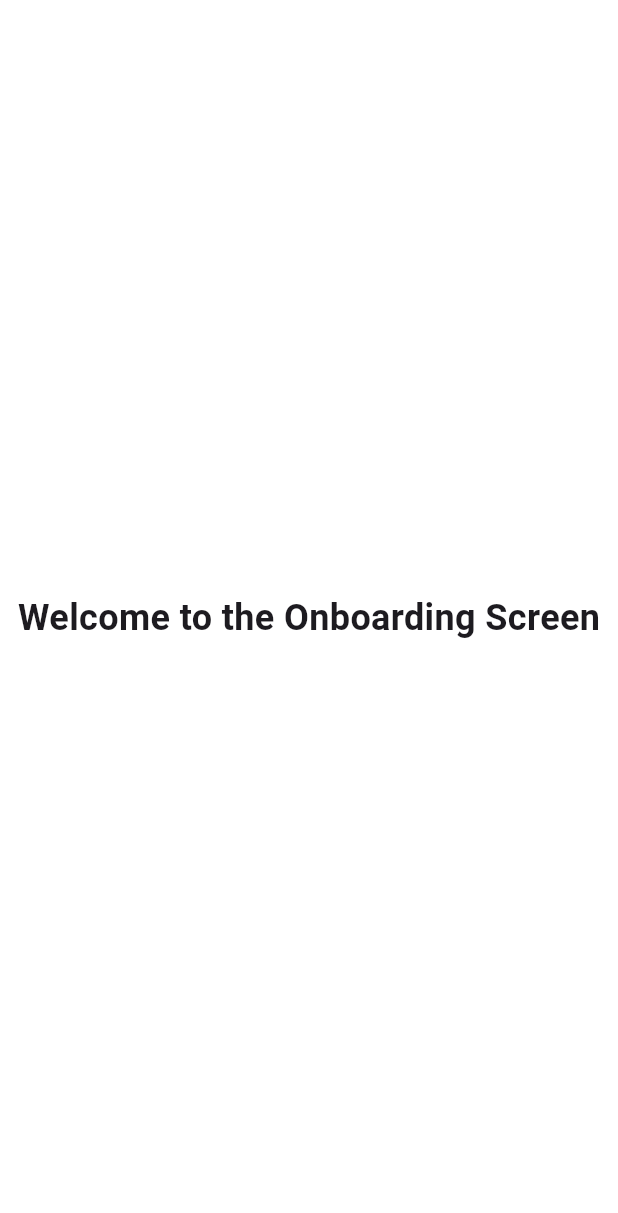
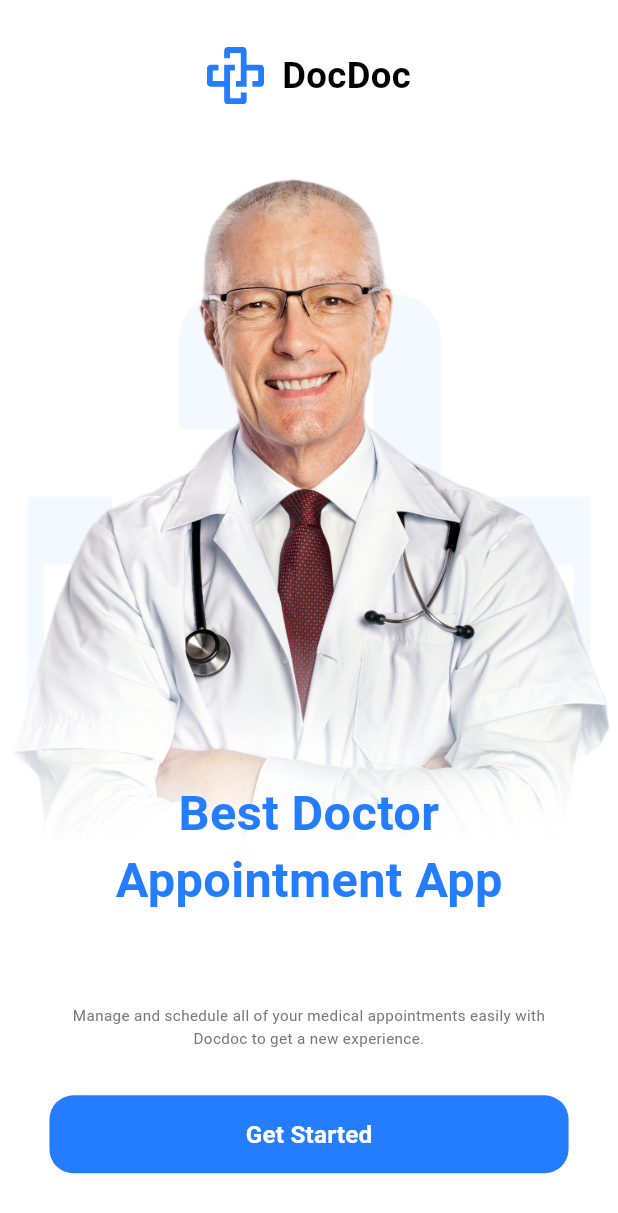
Before and after one commit to jox-6322/flutter_advanced_app, a Flutter app: the screen it shows after launch, on a phone screen of 412 x 824 dp. Shown: the top 1213 px of the screen. Run offline on Flutter 3.47's test engine with Material 3 defaults, Android fonts, the light colour scheme and no system bars; our stand-ins replace flutter_screenutil, flutter_svg.

Commit message:
completed onboard

```diff
--- /dev/null
+++ b/lib/core/helpers/extension.dart
@@ -0,0 +1,25 @@
+import 'package:flutter/material.dart';
+
+extension Navigation on BuildContext {
+  Future<dynamic> pushNamed(String routeName, {Object? arguments}) {
+    return Navigator.of(this).pushNamed(routeName, arguments: arguments);
+  }
+
+  Future<dynamic> pushReplacementNamed(String routeName, {Object? arguments}) {
+    return Navigator.of(
+      this,
+    ).pushReplacementNamed(routeName, arguments: arguments);
+  }
+
+  Future<dynamic> pushNamedAndRemoveUntil(
+    String routeName, {
+    Object? arguments,
+    required RoutePredicate predicate,
+  }) {
+    return Navigator.of(
+      this,
+    ).pushNamedAndRemoveUntil(routeName, arguments: arguments, predicate);
+  }
+
+  void pop() => Navigator.of(this).pop();
+}
--- a/lib/core/theming/colors.dart
+++ b/lib/core/theming/colors.dart
@@ -1,5 +1,3 @@
-import 'dart:ui';
-
 import 'package:flutter/material.dart';
 
 class ColorsManager {
--- /dev/null
+++ b/lib/core/theming/styles.dart
@@ -0,0 +1,26 @@
+import 'package:flutter_complete_app/core/theming/colors.dart';
+import 'package:flutter_screenutil/flutter_screenutil.dart';
+import 'package:flutter/material.dart';
+
+class TextStyles {
+  static TextStyle font24Black700Weight = TextStyle(
+    fontSize: 24.sp,
+    color: Colors.black,
+    fontWeight: FontWeight.w700,
+  );
+  static TextStyle font32BlueBold = TextStyle(
+    fontSize: 32.sp,
+    color: ColorsManager.mainBlue,
+    fontWeight: FontWeight.bold,
+  );
+  static TextStyle font14GrayNormal = TextStyle(
+    fontSize: 10.sp,
+    color: ColorsManager.gray,
+    fontWeight: FontWeight.normal,
+  );
+  static TextStyle font16White700Weight = TextStyle(
+    fontSize: 16.sp,
+    color: Colors.white,
+    fontWeight: FontWeight.w700,
+  );
+}
--- a/lib/doc_app.dart
+++ b/lib/doc_app.dart
@@ -3,7 +3,6 @@ import 'package:flutter_complete_app/core/routing/app_router.dart';
 import 'package:flutter_complete_app/core/routing/routes.dart';
 import 'package:flutter_complete_app/core/theming/colors.dart';
 import 'package:flutter_screenutil/flutter_screenutil.dart';
-import 'package:flutter_svg/flutter_svg.dart';
 
 class DocApp extends StatelessWidget {
   final AppRouter appRouter = AppRouter();
--- a/lib/features/login/ui/screens/login_screen.dart
+++ b/lib/features/login/ui/screens/login_screen.dart
@@ -6,6 +6,7 @@ class LoginScreen extends StatelessWidget {
   @override
   Widget build(BuildContext context) {
     return Scaffold(
+      appBar: AppBar(title: Text("Log in")),
       body: Center(
         child: Text(
           'Welcome to the Login Screen',
--- a/lib/features/onboarding/onboarding_screen.dart
+++ b/lib/features/onboarding/onboarding_screen.dart
@@ -1,4 +1,9 @@
 import 'package:flutter/material.dart';
+import 'package:flutter_complete_app/core/theming/styles.dart';
+import 'package:flutter_complete_app/features/onboarding/widgets/doc_logo_with_name.dart';
+import 'package:flutter_complete_app/features/onboarding/widgets/doctor_image_and_text.dart';
+import 'package:flutter_complete_app/features/onboarding/widgets/get_started_button.dart';
+import 'package:flutter_screenutil/flutter_screenutil.dart';
 
 class OnboardingScreen extends StatelessWidget {
   const OnboardingScreen({super.key});
@@ -6,10 +11,33 @@ class OnboardingScreen extends StatelessWidget {
   @override
   Widget build(BuildContext context) {
     return Scaffold(
-      body: Center(
-        child: Text(
-          'Welcome to the Onboarding Screen',
-          style: TextStyle(fontSize: 24, fontWeight: FontWeight.bold),
+      body: SafeArea(
+        child: SingleChildScrollView(
+          child: Padding(
+            padding: EdgeInsets.only(top: 30.h, bottom: 30.h),
+            child: Column(
+              children: [
+                const DocLogoWithName(),
+                SizedBox(height: 30.h),
+                const DoctorImageAndText(),
+                SizedBox(height: 30.h),
+                Padding(
+                  padding: EdgeInsets.symmetric(horizontal: 30.w),
+                  child: Column(
+                    children: [
+                      Text(
+                        "Manage and schedule all of your medical appointments easily with Docdoc to get a new experience.",
+                        style: TextStyles.font14GrayNormal,
+                        textAlign: TextAlign.center,
+                      ),
+                      SizedBox(height: 30.h),
+                      const GetStartedButton(),
+                    ],
+                  ),
+                ),
+              ],
+            ),
+          ),
         ),
       ),
     );
--- /dev/null
+++ b/lib/features/onboarding/widgets/doc_logo_with_name.dart
@@ -0,0 +1,20 @@
+import 'package:flutter/material.dart';
+import 'package:flutter_complete_app/core/theming/styles.dart';
+import 'package:flutter_screenutil/flutter_screenutil.dart';
+import 'package:flutter_svg/svg.dart';
+
+class DocLogoWithName extends StatelessWidget {
+  const DocLogoWithName({super.key});
+
+  @override
+  Widget build(BuildContext context) {
+    return Row(
+      mainAxisAlignment: MainAxisAlignment.center,
+      children: [
+        SvgPicture.asset("assets/svgs/AppLogo.svg"),
+        SizedBox(width: 10.w),
+        Text("DocDoc", style: TextStyles.font24Black700Weight),
+      ],
+    );
+  }
+}
--- /dev/null
+++ b/lib/features/onboarding/widgets/doctor_image_and_text.dart
@@ -0,0 +1,38 @@
+import 'package:flutter/material.dart';
+import 'package:flutter_complete_app/core/theming/styles.dart';
+import 'package:flutter_complete_app/features/onboarding/widgets/get_started_button.dart';
+import 'package:flutter_screenutil/flutter_screenutil.dart';
+import 'package:flutter_svg/flutter_svg.dart';
+
+class DoctorImageAndText extends StatelessWidget {
+  const DoctorImageAndText({super.key});
+
+  @override
+  Widget build(BuildContext context) {
+    return Stack(
+      alignment: Alignment.bottomCenter,
+      children: [
+        SvgPicture.asset("assets/svgs/AppLogoBG.svg"),
+        Container(
+          foregroundDecoration: BoxDecoration(
+            gradient: LinearGradient(
+              colors: [Colors.white, Colors.white.withOpacity(0.0)],
+              begin: Alignment.bottomCenter,
+              end: Alignment.topCenter,
+              stops: const [0.14, 0.4],
+            ),
+          ),
+          child: Image.asset("assets/images/onboard_doctor.png"),
+        ),
+        Positioned(
+          bottom: 30,
+          child: Text(
+            "Best Doctor\nAppointment App",
+            textAlign: TextAlign.center,
+            style: TextStyles.font32BlueBold.copyWith(height: 1.4),
+          ),
+        ),
+      ],
+    );
+  }
+}
--- /dev/null
+++ b/lib/features/onboarding/widgets/get_started_button.dart
@@ -0,0 +1,28 @@
+import 'package:flutter/material.dart';
+import 'package:flutter_complete_app/core/helpers/extension.dart';
+import 'package:flutter_complete_app/core/routing/routes.dart';
+import 'package:flutter_complete_app/core/theming/colors.dart';
+import 'package:flutter_complete_app/core/theming/styles.dart';
+
+class GetStartedButton extends StatelessWidget {
+  const GetStartedButton({super.key});
+
+  @override
+  Widget build(BuildContext context) {
+    return TextButton(
+      onPressed: () {
+        context.pushNamed(Routes.loginScreen);
+      },
+      style: ButtonStyle(
+        backgroundColor: WidgetStatePropertyAll(ColorsManager.mainBlue),
+        minimumSize: WidgetStatePropertyAll(Size(double.infinity, 52)),
+        shape: WidgetStatePropertyAll(
+          RoundedRectangleBorder(
+            borderRadius: BorderRadiusGeometry.circular(16),
+          ),
+        ),
+      ),
+      child: Text("Get Started", style: TextStyles.font16White700Weight),
+    );
+  }
+}
--- a/pubspec.yaml
+++ b/pubspec.yaml
@@ -62,8 +62,10 @@ flutter:
   # the material Icons class.
   uses-material-design: true
   # To add assets to your application, add an assets section, like this:
-  # assets:
-  #   - images/a_dot_burr.jpeg
+  assets:
+    - assets/images/
+    - assets/svgs/
+    - assets/fonts/
   #   - images/a_dot_ham.jpeg
   # An image asset can refer to one or more resolution-specific "variants", see
   # https://flutter.dev/to/resolution-aware-images
```
Also changed, not shown: assets/images/onboard_doctor.png (added), assets/svgs/AppLogo.svg (added), assets/svgs/AppLogoBG.svg (added), 1 other file.
